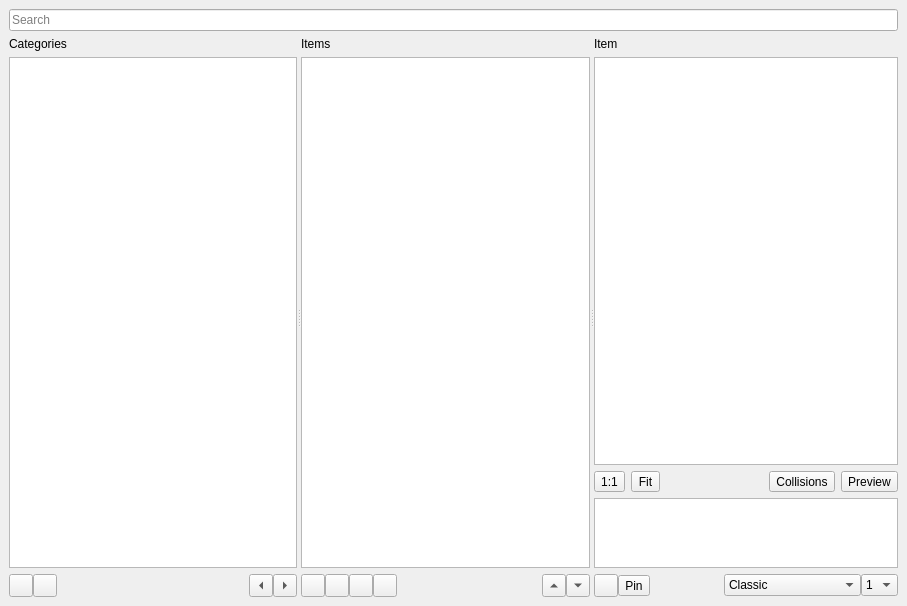
Above: ui/uifiles/special/explorer.ui from timofey260/RWE-Sharp before the change. Below: the same form after it.
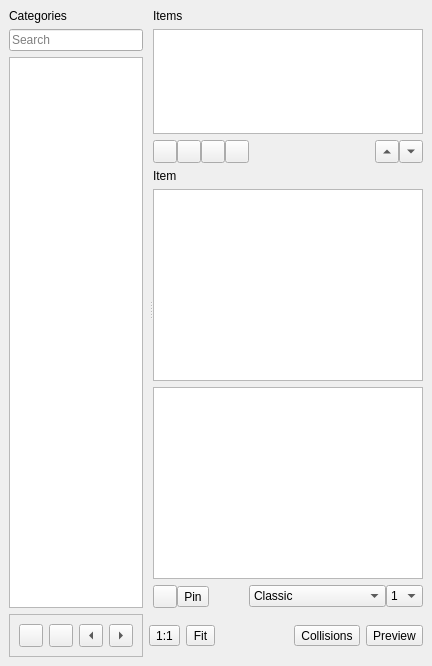
That is the form after the change. Icons and pictures are not drawn. Custom widgets are drawn as their Qt base class.

Commit message: uppdated tile ui to be more dense

Diff of the .ui file:
```diff
--- a/ui/uifiles/special/explorer.ui
+++ b/ui/uifiles/special/explorer.ui
@@ -6,8 +6,8 @@
    <rect>
     <x>0</x>
     <y>0</y>
-    <width>907</width>
-    <height>606</height>
+    <width>421</width>
+    <height>666</height>
    </rect>
   </property>
   <property name="floating">
@@ -20,29 +20,26 @@
    <string>Explorer</string>
   </property>
   <widget class="QWidget" name="dockWidgetContents">
-   <layout class="QVBoxLayout" name="verticalLayout">
-    <item>
-     <widget class="QLineEdit" name="SearchBar">
-      <property name="inputMask">
-       <string/>
-      </property>
-      <property name="placeholderText">
-       <string>Search</string>
-      </property>
-      <property name="cursorMoveStyle">
-       <enum>Qt::CursorMoveStyle::LogicalMoveStyle</enum>
-      </property>
-      <property name="clearButtonEnabled">
-       <bool>true</bool>
+   <layout class="QGridLayout" name="gridLayout">
+    <item row="1" column="0">
+     <widget class="QLabel" name="LCategories">
+      <property name="text">
+       <string>Categories</string>
       </property>
      </widget>
     </item>
-    <item>
+    <item row="1" column="1" rowspan="3">
      <widget class="QSplitter" name="splitter">
       <property name="orientation">
        <enum>Qt::Orientation::Horizontal</enum>
       </property>
       <widget class="QWidget" name="CatsTab" native="true">
+       <property name="sizePolicy">
+        <sizepolicy hsizetype="Minimum" vsizetype="Minimum">
+         <horstretch>0</horstretch>
+         <verstretch>0</verstretch>
+        </sizepolicy>
+       </property>
        <layout class="QVBoxLayout" name="verticalLayout_2">
         <property name="leftMargin">
          <number>0</number>
@@ -50,143 +47,144 @@
         <property name="rightMargin">
          <number>0</number>
         </property>
-        <item>
-         <widget class="QLabel" name="LCategories">
-          <property name="text">
-           <string>Categories</string>
-          </property>
-         </widget>
-        </item>
-        <item>
-         <widget class="QTreeWidget" name="Categories">
-          <property name="editTriggers">
-           <set>QAbstractItemView::EditTrigger::NoEditTriggers</set>
-          </property>
-          <property name="alternatingRowColors">
-           <bool>true</bool>
-          </property>
-          <property name="selectionMode">
-           <enum>QAbstractItemView::SelectionMode::ExtendedSelection</enum>
-          </property>
-          <attribute name="headerVisible">
-           <bool>false</bool>
-          </attribute>
-          <column>
-           <property name="text">
-            <string notr="true">1</string>
-           </property>
-          </column>
-         </widget>
-        </item>
-        <item>
-         <layout class="QHBoxLayout" name="horizontalLayout">
-          <property name="spacing">
-           <number>0</number>
-          </property>
-          <item>
-           <widget class="QToolButton" name="CatsAddCC">
-            <property name="text">
-             <string/>
-            </property>
-            <property name="icon">
-             <iconset theme="list-add"/>
-            </property>
-            <property name="arrowType">
-             <enum>Qt::ArrowType::NoArrow</enum>
-            </property>
-           </widget>
-          </item>
-          <item>
-           <widget class="QToolButton" name="CatsRemoveCC">
-            <property name="text">
-             <string/>
-            </property>
-            <property name="icon">
-             <iconset theme="list-remove"/>
-            </property>
-           </widget>
-          </item>
-          <item>
-           <spacer name="horizontalSpacer">
-            <property name="orientation">
-             <enum>Qt::Orientation::Horizontal</enum>
-            </property>
-            <property name="sizeHint" stdset="0">
-             <size>
-              <width>40</width>
-              <height>20</height>
-             </size>
-            </property>
-           </spacer>
-          </item>
-          <item>
-           <widget class="QToolButton" name="CatPrev">
-            <property name="text">
-             <string>...</string>
-            </property>
-            <property name="arrowType">
-             <enum>Qt::ArrowType::LeftArrow</enum>
-            </property>
-           </widget>
-          </item>
-          <item>
-           <widget class="QToolButton" name="CatNext">
-            <property name="text">
-             <string>...</string>
-            </property>
-            <property name="arrowType">
-             <enum>Qt::ArrowType::RightArrow</enum>
-            </property>
-           </widget>
-          </item>
-         </layout>
-        </item>
        </layout>
       </widget>
       <widget class="QWidget" name="ItemsTab" native="true">
-       <layout class="QVBoxLayout" name="verticalLayout_3">
+       <layout class="QGridLayout" name="gridLayout_2">
         <property name="leftMargin">
          <number>0</number>
         </property>
         <property name="rightMargin">
          <number>0</number>
         </property>
-        <item>
+        <item row="7" column="0">
+         <layout class="QHBoxLayout" name="horizontalLayout_5">
+          <property name="spacing">
+           <number>0</number>
+          </property>
+          <item>
+           <widget class="QToolButton" name="Favourite">
+            <property name="text">
+             <string/>
+            </property>
+            <property name="icon">
+             <iconset theme="emblem-favorite"/>
+            </property>
+            <property name="arrowType">
+             <enum>Qt::ArrowType::NoArrow</enum>
+            </property>
+           </widget>
+          </item>
+          <item>
+           <widget class="QToolButton" name="Pin">
+            <property name="text">
+             <string>Pin</string>
+            </property>
+            <property name="icon">
+             <iconset resource="../../../resources/res.qrc">
+              <normaloff>:/special/special/pin.svg</normaloff>:/special/special/pin.svg</iconset>
+            </property>
+            <property name="arrowType">
+             <enum>Qt::ArrowType::NoArrow</enum>
+            </property>
+           </widget>
+          </item>
+          <item>
+           <spacer name="horizontalSpacer_5">
+            <property name="orientation">
+             <enum>Qt::Orientation::Horizontal</enum>
+            </property>
+            <property name="sizeType">
+             <enum>QSizePolicy::Policy::Minimum</enum>
+            </property>
+            <property name="sizeHint" stdset="0">
+             <size>
+              <width>40</width>
+              <height>20</height>
+             </size>
+            </property>
+           </spacer>
+          </item>
+          <item>
+           <widget class="QComboBox" name="RenderOption">
+            <item>
+             <property name="text">
+              <string>Classic</string>
+             </property>
+            </item>
+            <item>
+             <property name="text">
+              <string>Tile image</string>
+             </property>
+            </item>
+            <item>
+             <property name="text">
+              <string>Henry</string>
+             </property>
+            </item>
+            <item>
+             <property name="text">
+              <string>Unrendered</string>
+             </property>
+            </item>
+            <item>
+             <property name="text">
+              <string>Rendered (sun)</string>
+             </property>
+            </item>
+            <item>
+             <property name="text">
+              <string>Rendered (shaded)</string>
+             </property>
+            </item>
+            <item>
+             <property name="text">
+              <string>Rendered (rain)</string>
+             </property>
+            </item>
+            <item>
+             <property name="text">
+              <string>Sync</string>
+             </property>
+            </item>
+           </widget>
+          </item>
+          <item>
+           <widget class="QComboBox" name="LayerBox">
+            <item>
+             <property name="text">
+              <string>1</string>
+             </property>
+            </item>
+            <item>
+             <property name="text">
+              <string>2</string>
+             </property>
+            </item>
+            <item>
+             <property name="text">
+              <string>3</string>
+             </property>
+            </item>
+           </widget>
+          </item>
+         </layout>
+        </item>
+        <item row="0" column="0">
          <widget class="QLabel" name="LItems">
           <property name="text">
            <string>Items</string>
           </property>
          </widget>
         </item>
-        <item>
-         <widget class="QListWidget" name="Items">
-          <property name="mouseTracking">
-           <bool>true</bool>
-          </property>
-          <property name="autoFillBackground">
-           <bool>true</bool>
-          </property>
-          <property name="editTriggers">
-           <set>QAbstractItemView::EditTrigger::NoEditTriggers</set>
-          </property>
-          <property name="alternatingRowColors">
-           <bool>true</bool>
-          </property>
-          <property name="resizeMode">
-           <enum>QListView::ResizeMode::Fixed</enum>
-          </property>
-          <property name="layoutMode">
-           <enum>QListView::LayoutMode::SinglePass</enum>
-          </property>
-          <property name="spacing">
-           <number>10</number>
-          </property>
-          <property name="viewMode">
-           <enum>QListView::ViewMode::IconMode</enum>
+        <item row="3" column="0">
+         <widget class="QLabel" name="LItem">
+          <property name="text">
+           <string>Item</string>
           </property>
          </widget>
         </item>
-        <item>
+        <item row="2" column="0">
          <layout class="QHBoxLayout" name="horizontalLayout_2">
           <property name="spacing">
            <number>0</number>
@@ -273,27 +271,10 @@
           </item>
          </layout>
         </item>
-       </layout>
-      </widget>
-      <widget class="QWidget" name="ItemTab" native="true">
-       <layout class="QVBoxLayout" name="verticalLayout_4">
-        <property name="leftMargin">
-         <number>0</number>
-        </property>
-        <property name="rightMargin">
-         <number>0</number>
-        </property>
-        <item>
-         <widget class="QLabel" name="LItem">
-          <property name="text">
-           <string>Item</string>
-          </property>
-         </widget>
-        </item>
-        <item>
-         <widget class="SimpleViewport" name="Preview">
+        <item row="1" column="0">
+         <widget class="QListWidget" name="Items">
           <property name="sizePolicy">
-           <sizepolicy hsizetype="Preferred" vsizetype="Preferred">
+           <sizepolicy hsizetype="MinimumExpanding" vsizetype="Expanding">
             <horstretch>0</horstretch>
             <verstretch>1</verstretch>
            </sizepolicy>
@@ -301,88 +282,80 @@
           <property name="mouseTracking">
            <bool>true</bool>
           </property>
+          <property name="autoFillBackground">
+           <bool>true</bool>
+          </property>
+          <property name="editTriggers">
+           <set>QAbstractItemView::EditTrigger::NoEditTriggers</set>
+          </property>
+          <property name="alternatingRowColors">
+           <bool>true</bool>
+          </property>
+          <property name="resizeMode">
+           <enum>QListView::ResizeMode::Fixed</enum>
+          </property>
+          <property name="layoutMode">
+           <enum>QListView::LayoutMode::SinglePass</enum>
+          </property>
+          <property name="spacing">
+           <number>10</number>
+          </property>
+          <property name="viewMode">
+           <enum>QListView::ViewMode::IconMode</enum>
+          </property>
          </widget>
         </item>
-        <item>
-         <layout class="QHBoxLayout" name="horizontalLayout_6">
-          <item>
-           <widget class="QToolButton" name="OnetoOne">
-            <property name="text">
-             <string>1:1</string>
-            </property>
-            <property name="arrowType">
-             <enum>Qt::ArrowType::NoArrow</enum>
-            </property>
-           </widget>
-          </item>
-          <item>
-           <widget class="QToolButton" name="FitInScreen">
-            <property name="text">
-             <string>Fit</string>
-            </property>
-            <property name="arrowType">
-             <enum>Qt::ArrowType::NoArrow</enum>
-            </property>
-           </widget>
-          </item>
-          <item>
-           <spacer name="horizontalSpacer_7">
-            <property name="orientation">
-             <enum>Qt::Orientation::Horizontal</enum>
-            </property>
-            <property name="sizeHint" stdset="0">
-             <size>
-              <width>40</width>
-              <height>20</height>
-             </size>
-            </property>
-           </spacer>
-          </item>
-          <item>
-           <widget class="QToolButton" name="ToggleCollisions">
-            <property name="text">
-             <string>Collisions</string>
-            </property>
-            <property name="checkable">
-             <bool>true</bool>
-            </property>
-            <property name="arrowType">
-             <enum>Qt::ArrowType::NoArrow</enum>
-            </property>
-           </widget>
-          </item>
-          <item>
-           <widget class="QToolButton" name="TogglePreview">
-            <property name="text">
-             <string>Preview</string>
-            </property>
-            <property name="checkable">
-             <bool>true</bool>
-            </property>
-            <property name="arrowType">
-             <enum>Qt::ArrowType::NoArrow</enum>
-            </property>
-           </widget>
-          </item>
-         </layout>
+        <item row="4" column="0">
+         <widget class="SimpleViewport" name="Preview">
+          <property name="sizePolicy">
+           <sizepolicy hsizetype="Expanding" vsizetype="Expanding">
+            <horstretch>0</horstretch>
+            <verstretch>0</verstretch>
+           </sizepolicy>
+          </property>
+          <property name="minimumSize">
+           <size>
+            <width>0</width>
+            <height>150</height>
+           </size>
+          </property>
+          <property name="mouseTracking">
+           <bool>true</bool>
+          </property>
+         </widget>
         </item>
-        <item>
+        <item row="6" column="0">
          <widget class="QTableWidget" name="Properties">
           <property name="sizePolicy">
-           <sizepolicy hsizetype="Preferred" vsizetype="Preferred">
+           <sizepolicy hsizetype="Expanding" vsizetype="Expanding">
             <horstretch>0</horstretch>
             <verstretch>0</verstretch>
            </sizepolicy>
           </property>
+          <property name="minimumSize">
+           <size>
+            <width>0</width>
+            <height>100</height>
+           </size>
+          </property>
+          <property name="sizeIncrement">
+           <size>
+            <width>0</width>
+            <height>0</height>
+           </size>
+          </property>
           <property name="sizeAdjustPolicy">
-           <enum>QAbstractScrollArea::SizeAdjustPolicy::AdjustToContents</enum>
+           <enum>QAbstractScrollArea::SizeAdjustPolicy::AdjustIgnored</enum>
           </property>
           <property name="editTriggers">
            <set>QAbstractItemView::EditTrigger::NoEditTriggers</set>
           </property>
-          <property name="alternatingRowColors">
+          <property name="dragDropOverwriteMode">
            <bool>false</bool>
           </property>
+          <property name="alternatingRowColors">
+           <bool>true</bool>
+          </property>
           <property name="showGrid">
            <bool>false</bool>
           </property>
@@ -390,11 +363,17 @@
            <enum>Qt::PenStyle::NoPen</enum>
           </property>
           <property name="sortingEnabled">
+           <bool>true</bool>
+          </property>
+          <property name="wordWrap">
            <bool>false</bool>
           </property>
           <property name="cornerButtonEnabled">
            <bool>true</bool>
           </property>
+          <property name="rowCount">
+           <number>0</number>
+          </property>
           <attribute name="horizontalHeaderVisible">
            <bool>false</bool>
           </attribute>
@@ -402,135 +381,230 @@
            <bool>true</bool>
           </attribute>
           <attribute name="verticalHeaderMinimumSectionSize">
-           <number>20</number>
+           <number>25</number>
           </attribute>
           <attribute name="verticalHeaderDefaultSectionSize">
-           <number>20</number>
+           <number>25</number>
           </attribute>
           <attribute name="verticalHeaderHighlightSections">
            <bool>true</bool>
           </attribute>
-          <column>
-           <property name="text">
-            <string>Value</string>
-           </property>
-          </column>
+          <attribute name="verticalHeaderShowSortIndicator" stdset="0">
+           <bool>false</bool>
+          </attribute>
+          <attribute name="verticalHeaderStretchLastSection">
+           <bool>true</bool>
+          </attribute>
          </widget>
         </item>
-        <item>
-         <layout class="QHBoxLayout" name="horizontalLayout_5">
-          <property name="spacing">
-           <number>0</number>
-          </property>
-          <item>
-           <widget class="QToolButton" name="Favourite">
-            <property name="text">
-             <string/>
-            </property>
-            <property name="icon">
-             <iconset theme="emblem-favorite"/>
-            </property>
-            <property name="arrowType">
-             <enum>Qt::ArrowType::NoArrow</enum>
-            </property>
-           </widget>
-          </item>
-          <item>
-           <widget class="QToolButton" name="Pin">
-            <property name="text">
-             <string>Pin</string>
-            </property>
-            <property name="icon">
-             <iconset resource="../../../resources/res.qrc">
-              <normaloff>:/special/special/pin.svg</normaloff>:/special/special/pin.svg</iconset>
-            </property>
-            <property name="arrowType">
-             <enum>Qt::ArrowType::NoArrow</enum>
-            </property>
-           </widget>
-          </item>
-          <item>
-           <spacer name="horizontalSpacer_5">
-            <property name="orientation">
-             <enum>Qt::Orientation::Horizontal</enum>
-            </property>
-            <property name="sizeHint" stdset="0">
-             <size>
-              <width>40</width>
-              <height>20</height>
-             </size>
-            </property>
-           </spacer>
-          </item>
-          <item>
-           <widget class="QComboBox" name="RenderOption">
-            <item>
-             <property name="text">
-              <string>Classic</string>
-             </property>
-            </item>
-            <item>
-             <property name="text">
-              <string>Tile image</string>
-             </property>
-            </item>
-            <item>
-             <property name="text">
-              <string>Henry</string>
-             </property>
-            </item>
-            <item>
-             <property name="text">
-              <string>Unrendered</string>
-             </property>
-            </item>
-            <item>
-             <property name="text">
-              <string>Rendered (sun)</string>
-             </property>
-            </item>
-            <item>
-             <property name="text">
-              <string>Rendered (shaded)</string>
-             </property>
-            </item>
-            <item>
-             <property name="text">
-              <string>Rendered (rain)</string>
-             </property>
-            </item>
-            <item>
-             <property name="text">
-              <string>Sync</string>
-             </property>
-            </item>
-           </widget>
-          </item>
-          <item>
-           <widget class="QComboBox" name="LayerBox">
-            <item>
-             <property name="text">
-              <string>1</string>
-             </property>
-            </item>
-            <item>
-             <property name="text">
-              <string>2</string>
-             </property>
-            </item>
-            <item>
-             <property name="text">
-              <string>3</string>
-             </property>
-            </item>
-           </widget>
-          </item>
-         </layout>
-        </item>
        </layout>
       </widget>
      </widget>
     </item>
+    <item row="4" column="0">
+     <widget class="QFrame" name="frame">
+      <property name="maximumSize">
+       <size>
+        <width>250</width>
+        <height>16777215</height>
+       </size>
+      </property>
+      <property name="frameShape">
+       <enum>QFrame::Shape::StyledPanel</enum>
+      </property>
+      <property name="frameShadow">
+       <enum>QFrame::Shadow::Raised</enum>
+      </property>
+      <layout class="QHBoxLayout" name="horizontalLayout_3">
+       <item>
+        <widget class="QToolButton" name="CatsAddCC">
+         <property name="text">
+          <string/>
+         </property>
+         <property name="icon">
+          <iconset theme="list-add"/>
+         </property>
+         <property name="arrowType">
+          <enum>Qt::ArrowType::NoArrow</enum>
+         </property>
+        </widget>
+       </item>
+       <item>
+        <widget class="QToolButton" name="CatsRemoveCC">
+         <property name="text">
+          <string/>
+         </property>
+         <property name="icon">
+          <iconset theme="list-remove"/>
+         </property>
+        </widget>
+       </item>
+       <item>
+        <spacer name="horizontalSpacer">
+         <property name="orientation">
+          <enum>Qt::Orientation::Horizontal</enum>
+         </property>
+         <property name="sizeType">
+          <enum>QSizePolicy::Policy::Expanding</enum>
+         </property>
+         <property name="sizeHint" stdset="0">
+          <size>
+           <width>40</width>
+           <height>20</height>
+          </size>
+         </property>
+        </spacer>
+       </item>
+       <item>
+        <widget class="QToolButton" name="CatPrev">
+         <property name="text">
+          <string>...</string>
+         </property>
+         <property name="arrowType">
+          <enum>Qt::ArrowType::LeftArrow</enum>
+         </property>
+        </widget>
+       </item>
+       <item>
+        <widget class="QToolButton" name="CatNext">
+         <property name="text">
+          <string>...</string>
+         </property>
+         <property name="arrowType">
+          <enum>Qt::ArrowType::RightArrow</enum>
+         </property>
+        </widget>
+       </item>
+      </layout>
+     </widget>
+    </item>
+    <item row="4" column="1">
+     <layout class="QHBoxLayout" name="horizontalLayout_6">
+      <item>
+       <widget class="QToolButton" name="OnetoOne">
+        <property name="text">
+         <string>1:1</string>
+        </property>
+        <property name="arrowType">
+         <enum>Qt::ArrowType::NoArrow</enum>
+        </property>
+       </widget>
+      </item>
+      <item>
+       <widget class="QToolButton" name="FitInScreen">
+        <property name="text">
+         <string>Fit</string>
+        </property>
+        <property name="arrowType">
+         <enum>Qt::ArrowType::NoArrow</enum>
+        </property>
+       </widget>
+      </item>
+      <item>
+       <spacer name="horizontalSpacer_7">
+        <property name="orientation">
+         <enum>Qt::Orientation::Horizontal</enum>
+        </property>
+        <property name="sizeType">
+         <enum>QSizePolicy::Policy::Expanding</enum>
+        </property>
+        <property name="sizeHint" stdset="0">
+         <size>
+          <width>40</width>
+          <height>20</height>
+         </size>
+        </property>
+       </spacer>
+      </item>
+      <item>
+       <widget class="QToolButton" name="ToggleCollisions">
+        <property name="text">
+         <string>Collisions</string>
+        </property>
+        <property name="checkable">
+         <bool>true</bool>
+        </property>
+        <property name="arrowType">
+         <enum>Qt::ArrowType::NoArrow</enum>
+        </property>
+       </widget>
+      </item>
+      <item>
+       <widget class="QToolButton" name="TogglePreview">
+        <property name="text">
+         <string>Preview</string>
+        </property>
+        <property name="checkable">
+         <bool>true</bool>
+        </property>
+        <property name="arrowType">
+         <enum>Qt::ArrowType::NoArrow</enum>
+        </property>
+       </widget>
+      </item>
+     </layout>
+    </item>
+    <item row="2" column="0">
+     <widget class="QLineEdit" name="SearchBar">
+      <property name="maximumSize">
+       <size>
+        <width>250</width>
+        <height>16777215</height>
+       </size>
+      </property>
+      <property name="inputMask">
+       <string/>
+      </property>
+      <property name="placeholderText">
+       <string>Search</string>
+      </property>
+      <property name="cursorMoveStyle">
+       <enum>Qt::CursorMoveStyle::LogicalMoveStyle</enum>
+      </property>
+      <property name="clearButtonEnabled">
+       <bool>true</bool>
+      </property>
+     </widget>
+    </item>
+    <item row="3" column="0">
+     <widget class="QTreeWidget" name="Categories">
+      <property name="sizePolicy">
+       <sizepolicy hsizetype="Preferred" vsizetype="Expanding">
+        <horstretch>0</horstretch>
+        <verstretch>0</verstretch>
+       </sizepolicy>
+      </property>
+      <property name="minimumSize">
+       <size>
+        <width>100</width>
+        <height>0</height>
+       </size>
+      </property>
+      <property name="maximumSize">
+       <size>
+        <width>250</width>
+        <height>16777215</height>
+       </size>
+      </property>
+      <property name="editTriggers">
+       <set>QAbstractItemView::EditTrigger::NoEditTriggers</set>
+      </property>
+      <property name="alternatingRowColors">
+       <bool>true</bool>
+      </property>
+      <property name="selectionMode">
+       <enum>QAbstractItemView::SelectionMode::ExtendedSelection</enum>
+      </property>
+      <attribute name="headerVisible">
+       <bool>false</bool>
+      </attribute>
+      <column>
+       <property name="text">
+        <string notr="true">1</string>
+       </property>
+      </column>
+     </widget>
+    </item>
    </layout>
   </widget>
  </widget>
```
Left out of the diff: 6 changed lines with no effect on the pictures. The commit also changes 1 other file.
